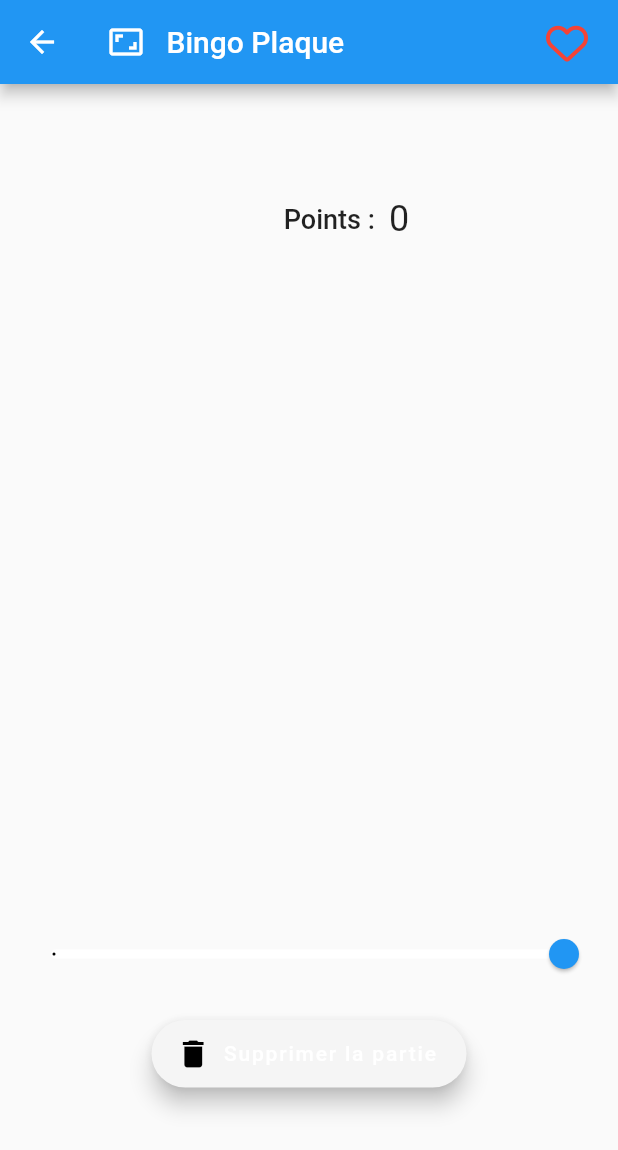
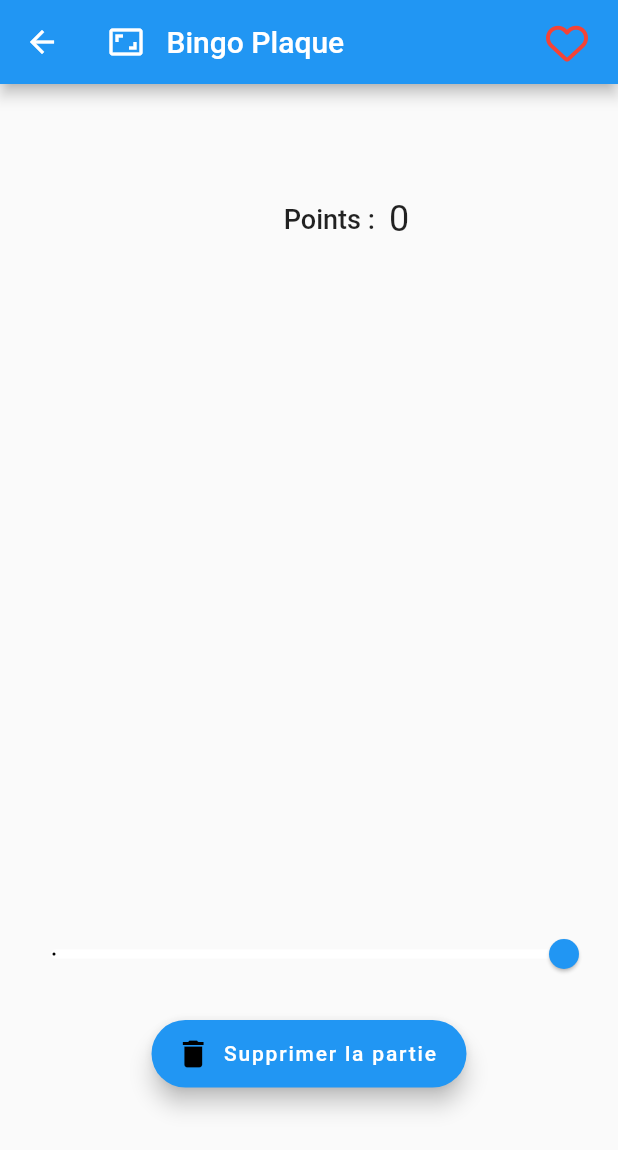
Before and after one commit to Extauren/Plaktago, a Flutter app: the GameStats screen opened directly with empty values, on a phone screen of 412 x 824 dp. Shown: the top 1150 px of the screen. Run offline on Flutter 3.47's test engine with Material 2 defaults, Android fonts, the phone set to English and light mode, and no system bars; our stand-ins replace animated_toggle_switch, another_flushbar, awesome_dialog, confetti, data_table_2, expansion_tile_card and 7 more; accounts and stored records are empty; generated files the repository leaves out were written again; statements that could not run were skipped.

Commit message:
Fix button color from grey[100] to primary

```diff
--- a/lib/statistic/game_list/game_stats.dart
+++ b/lib/statistic/game_list/game_stats.dart
@@ -274,7 +274,9 @@ class _GameStats extends State<GameStats> {
                   margin: EdgeInsets.only(top: 20, bottom: 10),
                   child: FloatingActionButton.extended(
                     onPressed: checkDeleteGame,
-                    backgroundColor: Colors.grey[100],
+                    backgroundColor: Theme.of(context)
+                        .colorScheme
+                        .primary, //Colors.grey[100],
                     splashColor: Theme.of(context).colorScheme.primary,
                     icon: Icon(
                       Icons.delete,
```
Also changed, not shown: lib/game/board/board.dart (+2 -17 lines).
